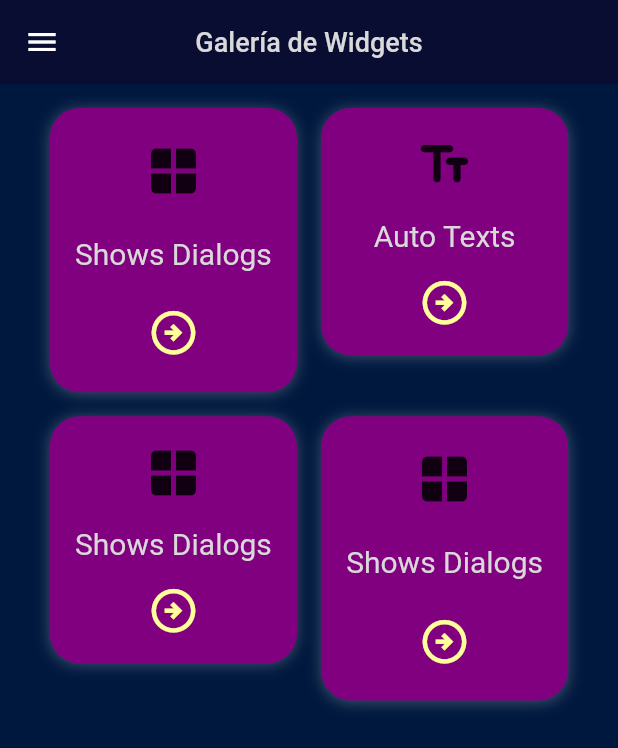
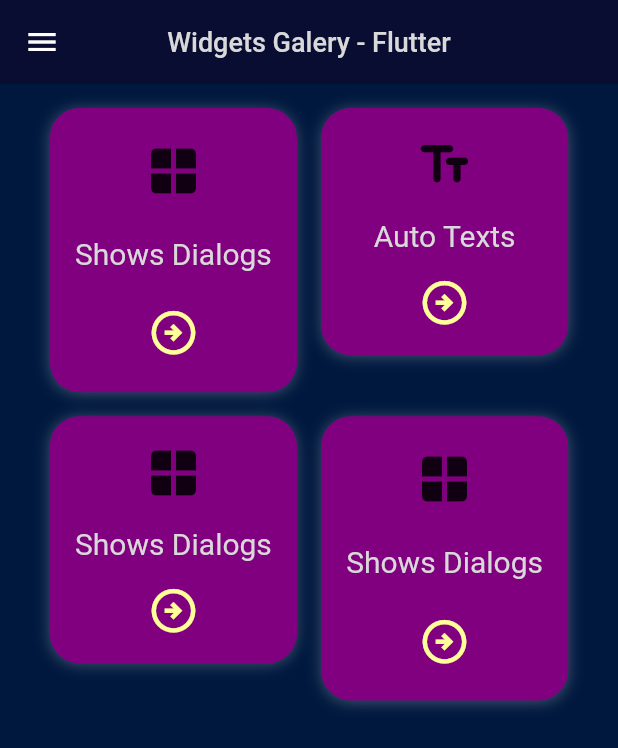
Before and after one commit to Angel1404/App-Widget-Galery, a Flutter app: the screen it shows after launch, on a phone screen of 412 x 824 dp. Shown: the top 748 px of the screen. Run offline on Flutter 3.47's test engine with Material 2 defaults, Android fonts, the phone set to English and light mode, and no system bars; drawn by our look-alikes of auto_size_text; our stand-ins replace get; missing offline and left inert: flutter_syntax_view.

Commit message:
Cambio de nombre de la app para Widgets Galery - Flutter

```diff
--- a/lib/ui/utils/texts_app.dart
+++ b/lib/ui/utils/texts_app.dart
@@ -1,4 +1,4 @@
-const titleApp = 'Galería de Widgets';
+const titleApp = 'Widgets Galery - Flutter';
 
 const showDialogText = 'Shows Dialogs';
 const showdialogClipNoneText = 'Show Dialog Clip None';
```
Also changed, not shown: 2 other files.
